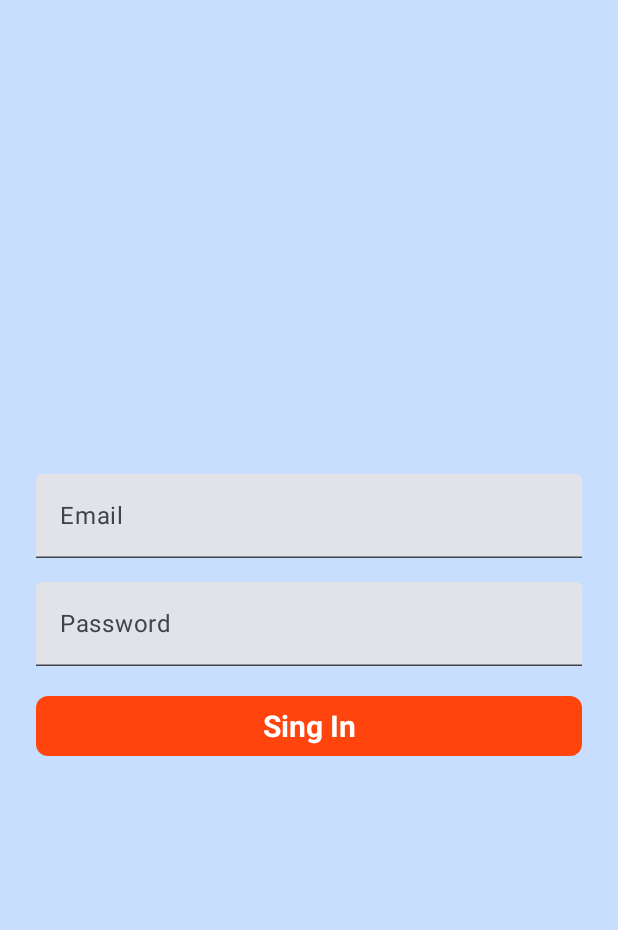
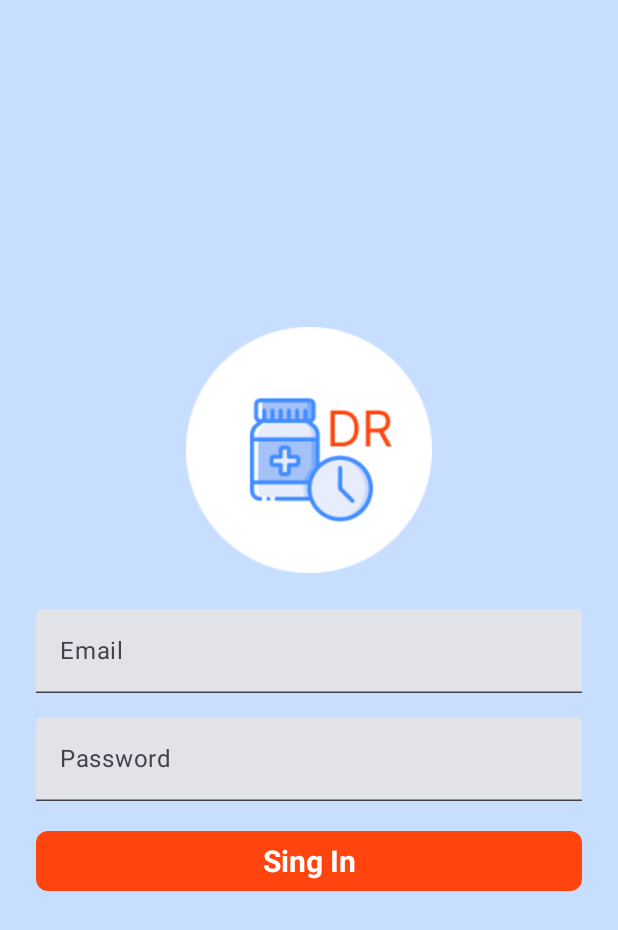
Before and after one commit to monicalopezoliveros/DoseReminderProject, an Android app built with Jetpack Compose: the screen it shows after launch (SingInActivity), on a phone screen of 412 x 824 dp. Shown: the top 930 px of the screen. Run offline under Robolectric (Android 15) with nearby library versions, the phone set to English and light mode, and no system bars; our stand-ins replace Firebase (no records; nobody signed in at launch, a user with empty details on screens opened directly).

Commit message:
Project documented

```diff
--- a/app/src/main/java/com/example/dosereminderapp/api/Api.kt
+++ b/app/src/main/java/com/example/dosereminderapp/api/Api.kt
@@ -5,6 +5,10 @@ import com.squareup.moshi.kotlin.reflect.KotlinJsonAdapterFactory
 import retrofit2.Retrofit
 import retrofit2.converter.moshi.MoshiConverterFactory
 
+/**
+ * Api object provides Retrofit service for making API calls to the FDA.
+ * It initializes Retrofit with Moshi to convert JSON into Kotlin objects.
+ */
 object Api {
     private val BASE_URL = "https://api.fda.gov/"
 
--- a/app/src/main/java/com/example/dosereminderapp/api/model/ActiveIngredient.kt
+++ b/app/src/main/java/com/example/dosereminderapp/api/model/ActiveIngredient.kt
@@ -3,6 +3,9 @@ package com.example.dosereminderapp.api.model
 import com.squareup.moshi.Json
 import com.squareup.moshi.JsonClass
 
+/**
+ * This data class represents an active ingredient in a product. It includes the name and strength of the ingredient.
+ */
 @JsonClass(generateAdapter = true)
 data class ActiveIngredient(
     @Json(name = "name")
--- a/app/src/main/java/com/example/dosereminderapp/api/model/Medication.kt
+++ b/app/src/main/java/com/example/dosereminderapp/api/model/Medication.kt
@@ -3,6 +3,10 @@ package com.example.dosereminderapp.api.model
 import androidx.room.Entity
 import androidx.room.PrimaryKey
 
+/**
+ * This data class represents a medication in the database. It includes the medication's details like name,
+ * dosage, frequency, and start date. The data is stored in the "medications" table.
+ */
 @Entity(tableName = "medications")
 data class Medication(
     @PrimaryKey(autoGenerate = true) val id: Int = 0,  // Autogenerated ID
--- a/app/src/main/java/com/example/dosereminderapp/api/model/Product.kt
+++ b/app/src/main/java/com/example/dosereminderapp/api/model/Product.kt
@@ -5,6 +5,10 @@ import androidx.room.PrimaryKey
 import com.squareup.moshi.Json
 import com.squareup.moshi.JsonClass
 
+/**
+ * This data class represents a product in the database, including its details such as product number, brand name,
+ * active ingredients, and other related information. It is used to hold the product data from the API response.
+ */
 @JsonClass(generateAdapter = true)
 @Entity
 data class Product(
--- a/app/src/main/java/com/example/dosereminderapp/api/model/ProductData.kt
+++ b/app/src/main/java/com/example/dosereminderapp/api/model/ProductData.kt
@@ -3,6 +3,10 @@ package com.example.dosereminderapp.api.model
 import com.squareup.moshi.Json
 import com.squareup.moshi.JsonClass
 
+/**
+ * This data class represents the response from the API containing a list of product results.
+ * It holds a list of `Result` objects, which represent individual products.
+ */
 @JsonClass(generateAdapter = true)
 data class ProductData(
     @Json(name = "results")
--- a/app/src/main/java/com/example/dosereminderapp/api/model/Result.kt
+++ b/app/src/main/java/com/example/dosereminderapp/api/model/Result.kt
@@ -3,6 +3,10 @@ package com.example.dosereminderapp.api.model
 import com.squareup.moshi.Json
 import com.squareup.moshi.JsonClass
 
+/**
+ * This data class represents a single result returned by the API. It contains a list of `Product` objects.
+ * Each result may have multiple products associated with it.
+ */
 @JsonClass(generateAdapter = true)
 data class Result(
     @Json(name = "products")
--- a/app/src/main/java/com/example/dosereminderapp/db/AppDatabase.kt
+++ b/app/src/main/java/com/example/dosereminderapp/db/AppDatabase.kt
@@ -8,6 +8,11 @@ import com.example.dosereminderapp.api.model.Medication
 import com.example.dosereminderapp.api.model.Product
 import com.example.dosereminderapp.api.model.Reminder
 
+/**
+ * AppDatabase is the database class used for managing the app's local data.
+ * It uses Room for database operations and contains DAOs (Data Access Objects)
+ * for accessing the `Medication` and `Reminder` entities.
+ */
 @Database(entities = [Medication::class, Reminder::class], version = 1, exportSchema = false)
 abstract class AppDatabase : RoomDatabase() {
 
--- a/app/src/main/java/com/example/dosereminderapp/db/ProductDao.kt
+++ b/app/src/main/java/com/example/dosereminderapp/db/ProductDao.kt
@@ -9,7 +9,7 @@ import com.example.dosereminderapp.api.model.Product
 
 @Dao
 interface ProductDao {
-
+    // Insert a new product
     @Insert(onConflict = OnConflictStrategy.REPLACE)
     fun insertProduct(product: Product)
 
--- a/app/src/main/java/com/example/dosereminderapp/destinations/Destination.kt
+++ b/app/src/main/java/com/example/dosereminderapp/destinations/Destination.kt
@@ -2,6 +2,10 @@ package com.example.dosereminderapp.destinations
 
 import androidx.navigation.compose.ComposeNavigator
 
+/**
+ * Destination is a sealed class that defines different navigation destinations in the app.
+ * Each destination has a route string used for navigation.
+ */
 sealed class Destination (val route: String){
     object Today: Destination("Today")
     object PillBox: Destination("Pill Box")
--- a/app/src/main/java/com/example/dosereminderapp/screens/SingInScreen.kt
+++ b/app/src/main/java/com/example/dosereminderapp/screens/SingInScreen.kt
@@ -3,12 +3,14 @@ package com.example.dosereminderapp.screens
 import android.content.Context
 import android.content.Intent
 import android.widget.Toast
+import androidx.compose.foundation.Image
 import androidx.compose.foundation.background
 import androidx.compose.foundation.layout.Arrangement
 import androidx.compose.foundation.layout.Column
 import androidx.compose.foundation.layout.fillMaxSize
 import androidx.compose.foundation.layout.fillMaxWidth
 import androidx.compose.foundation.layout.padding
+import androidx.compose.foundation.layout.size
 import androidx.compose.foundation.text.KeyboardOptions
 import androidx.compose.material3.Button
 import androidx.compose.material3.ButtonDefaults
@@ -23,17 +25,28 @@ import androidx.compose.runtime.setValue
 import androidx.compose.ui.Alignment
 import androidx.compose.ui.Modifier
 import androidx.compose.ui.graphics.Color
+import androidx.compose.ui.layout.ContentScale
 import androidx.compose.ui.platform.LocalSoftwareKeyboardController
 import androidx.compose.ui.platform.SoftwareKeyboardController
+import androidx.compose.ui.res.painterResource
 import androidx.compose.ui.text.TextStyle
 import androidx.compose.ui.text.font.FontWeight
 import androidx.compose.ui.text.input.KeyboardType
 import androidx.compose.ui.unit.dp
 import androidx.compose.ui.unit.sp
 import com.example.dosereminderapp.MainActivity
+import com.example.dosereminderapp.R
 import com.example.dosereminderapp.SingInActivity
 import com.google.firebase.auth.FirebaseAuth
 
+/**
+ * Composable function for the Sign-In screen.
+ * Displays input fields for email and password, a logo at the top, and a Sign-In button.
+ * When the button is clicked, it attempts to authenticate the user with Firebase.
+ *
+ * @param context Context required for navigation and displaying Toast messages.
+ * @param modifier Modifier for customizing the layout.
+ */
 @Composable
 fun SingInScreen (context: Context , modifier: Modifier = Modifier){
     // state level variables
@@ -51,6 +64,15 @@ fun SingInScreen (context: Context , modifier: Modifier = Modifier){
         verticalArrangement = Arrangement.Center,
         horizontalAlignment = Alignment.CenterHorizontally
     ){
+        Image(
+            painter = painterResource(id = R.drawable.logo_dr),
+            contentDescription = "App Logo",
+            modifier = Modifier
+                .size(180.dp)
+                .padding(bottom = 16.dp),
+            contentScale = ContentScale.Fit
+        )
+
         TextField(
             value = email,
             onValueChange = {email = it},
@@ -96,6 +118,16 @@ fun SingInScreen (context: Context , modifier: Modifier = Modifier){
     }
 }
 
+/**
+ * Function to perform Sign-In using Firebase Authentication.
+ * Validates the email and password with Firebase, navigates to MainActivity on success,
+ * and displays a Toast message on success or failure.
+ *
+ * @param email The email address provided by the user.
+ * @param password The password provided by the user.
+ * @param context Context required for navigation and displaying Toast messages.
+ * @param keyboardController Controller to hide the keyboard after action.
+ */
 private fun performsSingIn(
     email: String,
     password: String,
--- a/app/src/main/java/com/example/dosereminderapp/screens/configReminderScreen.kt
+++ b/app/src/main/java/com/example/dosereminderapp/screens/configReminderScreen.kt
@@ -51,6 +51,10 @@ import java.time.format.DateTimeFormatter
 
 import java.util.*
 
+/**
+ * This function represents the configuration screen for setting up a reminder for a medication.
+ * It allows users to select quantity, dosage, frequency, time, and when the reminder should start.
+ */
 @Composable
 fun ConfigReminderScreen(modifier: Modifier, productName: String, db: AppDatabase, navController: NavController) {
     var selectedOption by remember { mutableStateOf("Option 1") }
```
Also changed, not shown: app/src/main/java/com/example/dosereminderapp/api/OpenFDAService.kt (+6 -2 lines), app/src/main/java/com/example/dosereminderapp/api/ProductManager.kt (+12 -2 lines), app/src/main/java/com/example/dosereminderapp/api/model/ReminderWithMedicationName.kt (+6 -2 lines), app/src/main/java/com/example/dosereminderapp/db/MedicationDao.kt (+14 -10 lines), app/src/main/java/com/example/dosereminderapp/screens/AddMedicineScreen.kt (+25 -1 lines), app/src/main/java/com/example/dosereminderapp/screens/PillBoxScreen.kt (+25 -0 lines), app/src/main/java/com/example/dosereminderapp/screens/TodayScreen.kt (+15 -1 lines), app/src/main/java/com/example/dosereminderapp/view/Navigation.kt (+8 -1 lines), app/src/main/res/drawable/logo_dr.png (added).
